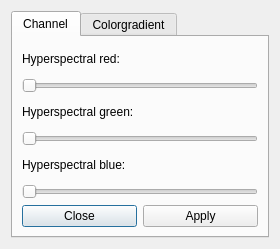
This is src/tools/viewer/ui/LVRSpectralSettings.ui in uos/lvr2 as Qt 5 draws it before an edit. The edited form follows.
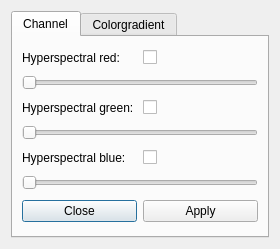
This is the edited form.

Commit message: add checkboxes to activate colors

Patch:
```diff
--- a/src/tools/viewer/ui/LVRSpectralSettings.ui
+++ b/src/tools/viewer/ui/LVRSpectralSettings.ui
@@ -37,6 +37,8 @@
         <enum>QLayout::SetDefaultConstraint</enum>
        </property>
        <item>
+        <layout class="QHBoxLayout" name="horizontalLayout_4">
+         <item>
         <widget class="QLabel" name="label_hred">
          <property name="text">
           <string>Hyperspectral red:</string>
@@ -44,6 +46,15 @@
         </widget>
        </item>
        <item>
+          <widget class="QCheckBox" name="checkBox_hred">
+           <property name="text">
+            <string/>
+           </property>
+          </widget>
+         </item>
+        </layout>
+       </item>
+       <item>
         <widget class="QSlider" name="horizontalSlider_Hyperspectral_red">
          <property name="maximum">
           <number>149</number>
@@ -54,6 +65,8 @@
         </widget>
        </item>
        <item>
+        <layout class="QHBoxLayout" name="horizontalLayout_7">
+         <item>
         <widget class="QLabel" name="label_hgreen">
          <property name="text">
           <string>Hyperspectral green:</string>
@@ -61,6 +74,15 @@
         </widget>
        </item>
        <item>
+          <widget class="QCheckBox" name="checkBox_hgreen">
+           <property name="text">
+            <string/>
+           </property>
+          </widget>
+         </item>
+        </layout>
+       </item>
+       <item>
         <widget class="QSlider" name="horizontalSlider_Hyperspectral_green">
          <property name="maximum">
           <number>149</number>
@@ -71,11 +93,22 @@
         </widget>
        </item>
        <item>
+        <layout class="QHBoxLayout" name="horizontalLayout_8">
+         <item>
         <widget class="QLabel" name="label_hblue">
          <property name="text">
           <string>Hyperspectral blue:</string>
          </property>
         </widget>
+         </item>
+         <item>
+          <widget class="QCheckBox" name="checkBox_hblue">
+           <property name="text">
+            <string/>
+           </property>
+          </widget>
+         </item>
+        </layout>
        </item>
        <item>
         <widget class="QSlider" name="horizontalSlider_Hyperspectral_blue">
```
Lines whose indentation alone changed are shown as unchanged.
